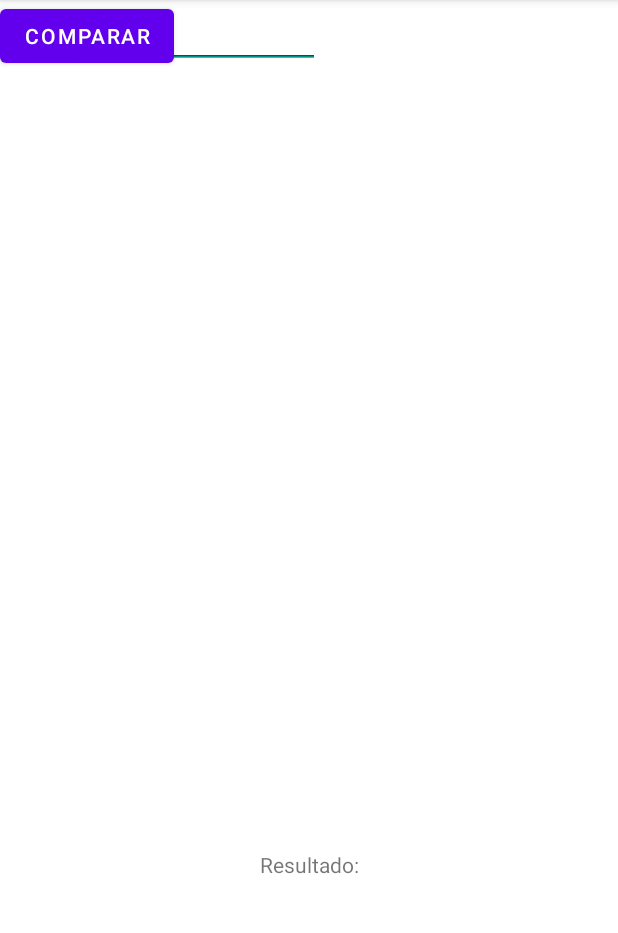
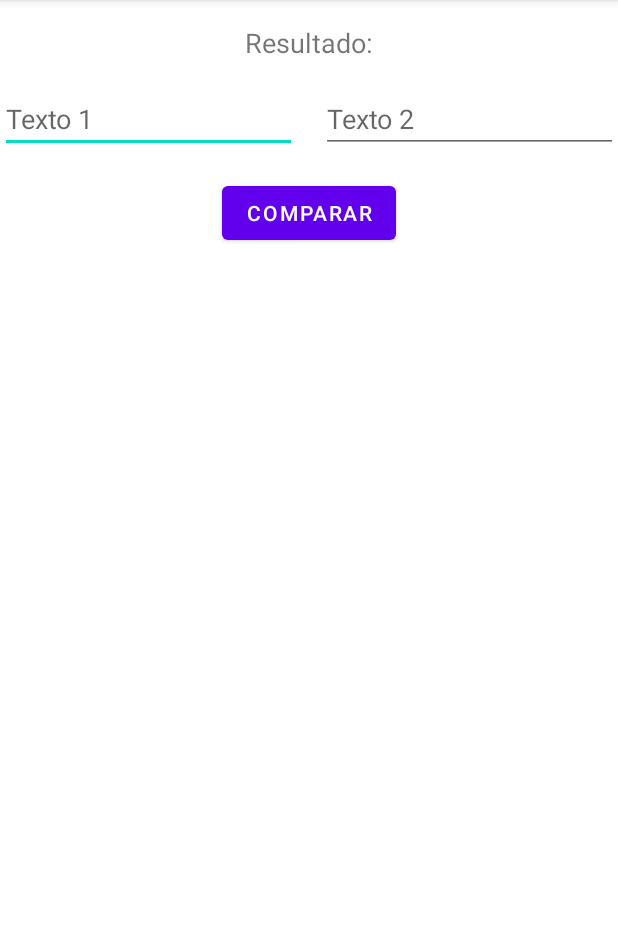
Before and after one commit to ismael9m4/AplicacionTicmas, an Android app: the screen it shows after launch (MainActivity), on a phone screen of 412 x 824 dp, the part 84-1017 px from its top. Run offline under Robolectric (Android 15) with nearby library versions, the phone set to English and light mode, and no system bars; 3 statements that could not run were skipped.

Commit message:
Entregable version 1

```diff
--- a/app/build.gradle
+++ b/app/build.gradle
@@ -42,6 +42,8 @@ dependencies {
     implementation 'com.google.android.material:material:1.9.0'
     implementation 'androidx.constraintlayout:constraintlayout:2.1.4'
     implementation 'androidx.lifecycle:lifecycle-extensions:2.2.0'
+    implementation 'androidx.lifecycle:lifecycle-livedata-ktx:2.6.1'
+    implementation 'androidx.lifecycle:lifecycle-viewmodel-ktx:2.6.1'
     testImplementation 'junit:junit:4.13.2'
     androidTestImplementation 'androidx.test.ext:junit:1.1.5'
     androidTestImplementation 'androidx.test.espresso:espresso-core:3.5.1'
--- a/app/src/main/java/com/example/aplicacionticmas/MainActivity.kt
+++ b/app/src/main/java/com/example/aplicacionticmas/MainActivity.kt
@@ -1,11 +1,31 @@
 package com.example.aplicacionticmas
 
+import android.os.Bundle
 import androidx.appcompat.app.AppCompatActivity
-import android.os.Bundle
+import com.example.aplicacionticmas.databinding.ActivityMainBinding
+import com.example.aplicacionticmas.viewmodel.MainViewModel
+import androidx.lifecycle.ViewModelProvider
+import com.example.aplicacionticmas.model.Comparador
 
 class MainActivity : AppCompatActivity() {
+    private lateinit var binding: ActivityMainBinding
+    private lateinit var mainViewModel: MainViewModel
     override fun onCreate(savedInstanceState: Bundle?) {
         super.onCreate(savedInstanceState)
         setContentView(R.layout.activity_main)
+        binding = ActivityMainBinding.inflate(layoutInflater)
+        setContentView(binding.root)
+
+        mainViewModel = ViewModelProvider(this).get(MainViewModel::class.java)
+
+        binding.btnComparar.setOnClickListener{
+            val text1 = binding.editText1.text.toString()
+            val text2 = binding.editText2.text.toString()
+
+            val comparador = Comparador(text1, text2)
+            val result = mainViewModel.compararTextos(comparador)
+            val resultMessage = if (result) "Los textos son iguales." else "Los textos son diferentes."
+            binding.txtResultado.text = resultMessage
+        }
     }
 }
--- /dev/null
+++ b/app/src/main/java/com/example/aplicacionticmas/model/Comparador.kt
@@ -0,0 +1,3 @@
+package com.example.aplicacionticmas.model
+
+data class Comparador (val text1: String, val text2: String)
--- /dev/null
+++ b/app/src/main/java/com/example/aplicacionticmas/viewmodel/MainViewModel.kt
@@ -0,0 +1,12 @@
+package com.example.aplicacionticmas.viewmodel
+
+import androidx.lifecycle.LiveData
+import androidx.lifecycle.MutableLiveData
+import androidx.lifecycle.ViewModel
+import com.example.aplicacionticmas.model.Comparador
+
+class MainViewModel:ViewModel() {
+    fun compararTextos(comparador: Comparador): Boolean {
+        return comparador.text1 == comparador.text2
+    }
+}
--- a/app/src/main/res/layout/activity_main.xml
+++ b/app/src/main/res/layout/activity_main.xml
@@ -1,5 +1,6 @@
 <?xml version="1.0" encoding="utf-8"?>
-<androidx.constraintlayout.widget.ConstraintLayout xmlns:android="http://schemas.android.com/apk/res/android"
+<androidx.constraintlayout.widget.ConstraintLayout
+    xmlns:android="http://schemas.android.com/apk/res/android"
     xmlns:app="http://schemas.android.com/apk/res-auto"
     xmlns:tools="http://schemas.android.com/tools"
     android:layout_width="match_parent"
@@ -11,38 +12,55 @@
         android:layout_width="wrap_content"
         android:layout_height="wrap_content"
         android:text="Resultado:"
-        app:layout_constraintBottom_toBottomOf="parent"
+        app:layout_constraintTop_toTopOf="parent"
+        app:layout_constraintStart_toStartOf="parent"
         app:layout_constraintEnd_toEndOf="parent"
+        app:layout_constraintHorizontal_bias="0.5"
+        android:layout_marginTop="16dp"
+        android:textSize="18sp"/>
+
+    <LinearLayout
+        android:id="@+id/ly_editxt"
+        android:layout_width="match_parent"
+        android:layout_height="wrap_content"
+        android:orientation="horizontal"
+        app:layout_constraintTop_toBottomOf="@id/txt_resultado"
         app:layout_constraintStart_toStartOf="parent"
-        app:layout_constraintTop_toTopOf="parent"
-        app:layout_constraintVertical_bias="0.757" />
+        app:layout_constraintEnd_toEndOf="parent"
+        android:layout_marginTop="16dp">
+
+        <EditText
+            android:id="@+id/editText1"
+            android:layout_width="0dp"
+            android:layout_height="wrap_content"
+            android:layout_weight="1"
+            android:ems="10"
+            android:inputType="textPersonName"
+            android:hint="Texto 1"/>
+
+        <Space
+            android:layout_width="16dp"
+            android:layout_height="0dp"/>
+
+        <EditText
+            android:id="@+id/editText2"
+            android:layout_width="0dp"
+            android:layout_height="wrap_content"
+            android:layout_weight="1"
+            android:ems="10"
+            android:inputType="textPersonName"
+            android:hint="Texto 2"/>
+
+    </LinearLayout>
 
     <Button
         android:id="@+id/btn_comparar"
         android:layout_width="wrap_content"
         android:layout_height="wrap_content"
         android:text="Comparar"
-        tools:layout_editor_absoluteX="146dp"
-        tools:layout_editor_absoluteY="410dp" />
-
-    <EditText
-        android:id="@+id/editText1"
-        android:layout_width="wrap_content"
-        android:layout_height="wrap_content"
-        android:ems="10"
-        android:inputType="textPersonName"
-        android:text="Texto 1"
-        tools:layout_editor_absoluteX="97dp"
-        tools:layout_editor_absoluteY="221dp" />
-
-    <EditText
-        android:id="@+id/editText2"
-        android:layout_width="wrap_content"
-        android:layout_height="wrap_content"
-        android:ems="10"
-        android:inputType="textPersonName"
-        android:text="Texto 2"
-        tools:layout_editor_absoluteX="97dp"
-        tools:layout_editor_absoluteY="310dp" />
+        app:layout_constraintTop_toBottomOf="@id/ly_editxt"
+        app:layout_constraintStart_toStartOf="parent"
+        app:layout_constraintEnd_toEndOf="parent"
+        android:layout_marginTop="16dp"/>
 
 </androidx.constraintlayout.widget.ConstraintLayout>
```
